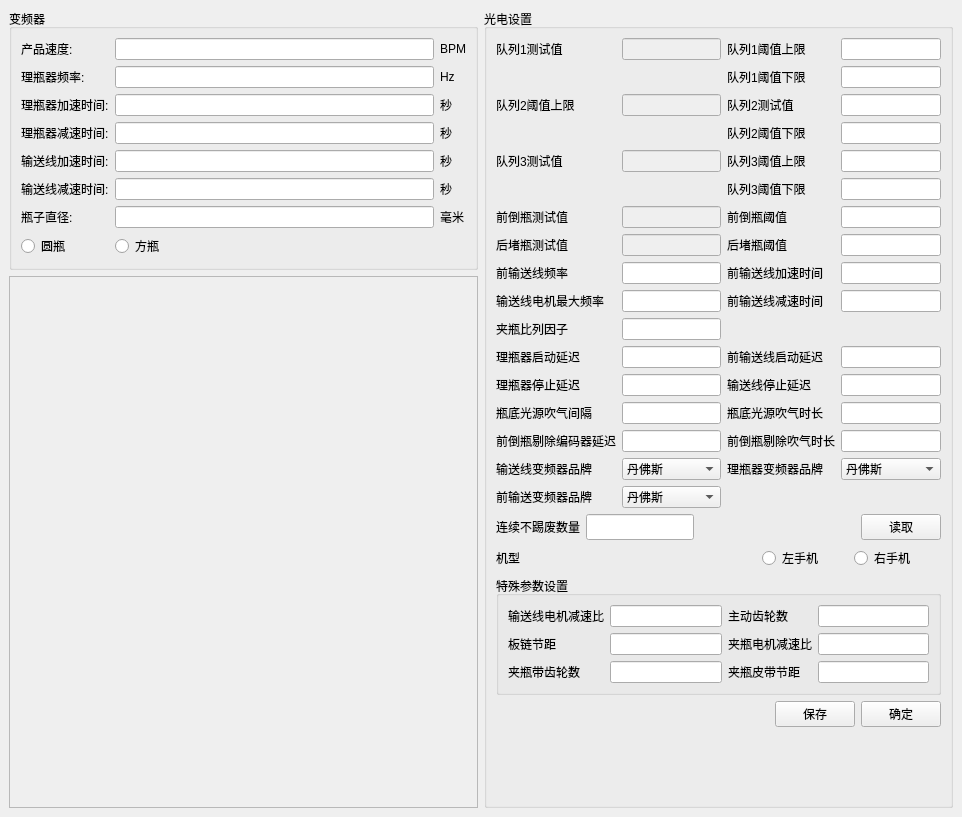
The window that widget_plc.ui (wwlzq5/3tai) describes before a commit, drawn with Qt 5.
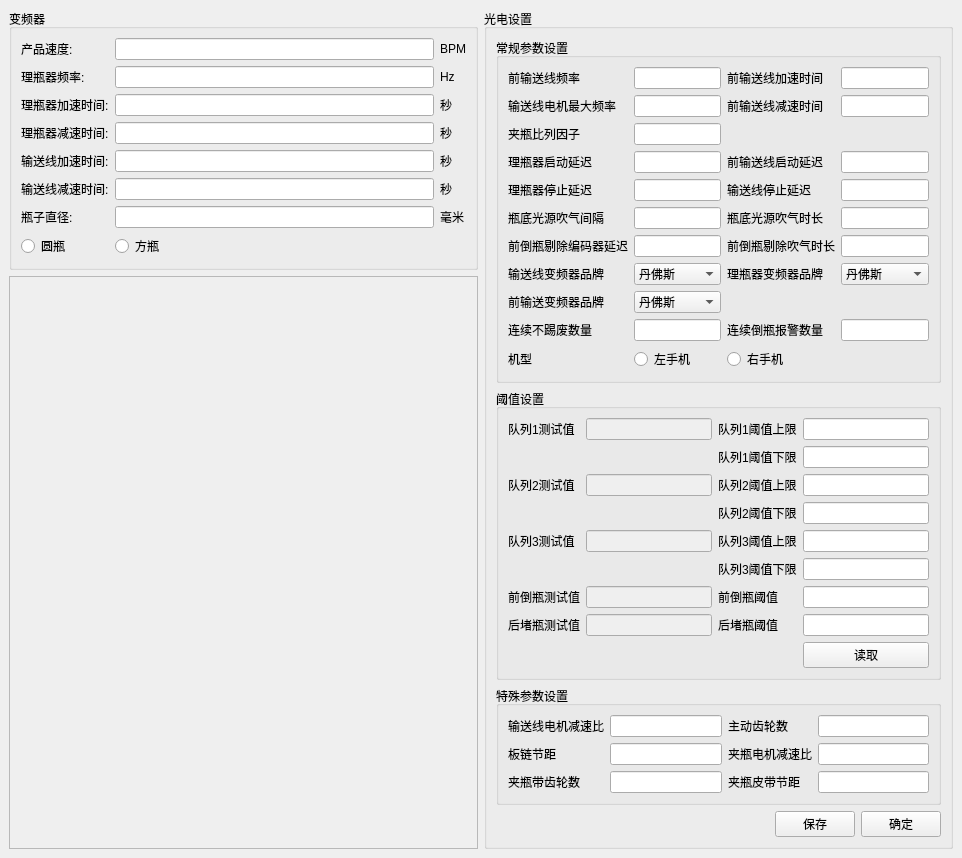
The same window after the commit.

What changed in the file:
```diff
--- a/widget_plc.ui
+++ b/widget_plc.ui
@@ -239,7 +239,7 @@
             <rect>
              <x>0</x>
              <y>0</y>
-             <width>421</width>
+             <width>423</width>
              <height>528</height>
             </rect>
            </property>
@@ -257,448 +257,205 @@
           </property>
           <layout class="QVBoxLayout" name="verticalLayout_4">
            <item>
-            <layout class="QGridLayout" name="gridLayout_3">
-             <item row="4" column="2">
-              <widget class="QLineEdit" name="lineEdit_16">
-               <property name="enabled">
-                <bool>false</bool>
-               </property>
-               <property name="sizePolicy">
-                <sizepolicy hsizetype="Expanding" vsizetype="Preferred">
-                 <horstretch>0</horstretch>
-                 <verstretch>0</verstretch>
-                </sizepolicy>
-               </property>
-              </widget>
-             </item>
-             <item row="3" column="3">
-              <widget class="QLabel" name="label_13">
-               <property name="text">
-                <string>队列2阈值下限</string>
-               </property>
-              </widget>
-             </item>
-             <item row="4" column="4">
-              <widget class="QLineEdit" name="lineEdit_14">
-               <property name="sizePolicy">
-                <sizepolicy hsizetype="Expanding" vsizetype="Preferred">
-                 <horstretch>0</horstretch>
-                 <verstretch>0</verstretch>
-                </sizepolicy>
-               </property>
-              </widget>
-             </item>
-             <item row="6" column="3">
-              <widget class="QLabel" name="label_2">
-               <property name="text">
-                <string>前倒瓶阈值</string>
-               </property>
-              </widget>
-             </item>
-             <item row="5" column="4">
-              <widget class="QLineEdit" name="lineEdit_15">
-               <property name="sizePolicy">
-                <sizepolicy hsizetype="Expanding" vsizetype="Preferred">
-                 <horstretch>0</horstretch>
-                 <verstretch>0</verstretch>
-                </sizepolicy>
-               </property>
-              </widget>
-             </item>
+            <widget class="QGroupBox" name="groupBox_3">
+             <property name="title">
+              <string>常规参数设置</string>
+             </property>
+             <layout class="QGridLayout" name="gridLayout_5">
              <item row="0" column="3">
-              <widget class="QLabel" name="label_17">
+               <widget class="QLineEdit" name="lineEdit_22"/>
+              </item>
+              <item row="0" column="1">
+               <widget class="QLineEdit" name="lineEdit"/>
+              </item>
+              <item row="0" column="2">
+               <widget class="QLabel" name="label_21">
                <property name="text">
-                <string>队列1阈值上限</string>
+                 <string>前输送线加速时间</string>
                </property>
               </widget>
              </item>
-             <item row="5" column="3">
-              <widget class="QLabel" name="label_15">
+              <item row="4" column="2">
+               <widget class="QLabel" name="label_41">
                <property name="text">
-                <string>队列3阈值下限</string>
+                 <string>输送线停止延迟</string>
                </property>
               </widget>
              </item>
-             <item row="8" column="1">
-              <widget class="QLabel" name="label_5">
+              <item row="3" column="1">
+               <widget class="QLineEdit" name="lineEdit_32"/>
+              </item>
+              <item row="7" column="1">
+               <widget class="QComboBox" name="comboBox">
+                <item>
                <property name="text">
-                <string>前输送线频率</string>
-               </property>
-              </widget>
-             </item>
-             <item row="3" column="4">
-              <widget class="QLineEdit" name="lineEdit_12">
-               <property name="sizePolicy">
-                <sizepolicy hsizetype="Expanding" vsizetype="Preferred">
-                 <horstretch>0</horstretch>
-                 <verstretch>0</verstretch>
-                </sizepolicy>
+                  <string>丹佛斯</string>
+                 </property>
+                </item>
+                <item>
+                 <property name="text">
+                  <string>台达</string>
+                 </property>
+                </item>
+               </widget>
+              </item>
+              <item row="8" column="0">
+               <widget class="QLabel" name="label_51">
+                <property name="text">
+                 <string>前输送变频器品牌</string>
                </property>
               </widget>
              </item>
-             <item row="9" column="3">
+              <item row="6" column="2">
+               <widget class="QLabel" name="label_46">
+                <property name="text">
+                 <string>前倒瓶剔除吹气时长</string>
+                </property>
+               </widget>
+              </item>
+              <item row="5" column="1">
+               <widget class="QLineEdit" name="lineEdit_36"/>
+              </item>
+              <item row="1" column="2">
               <widget class="QLabel" name="label_22">
                <property name="text">
                 <string>前输送线减速时间</string>
                </property>
               </widget>
              </item>
+              <item row="7" column="2">
+               <widget class="QLabel" name="label_50">
+                <property name="text">
+                 <string>理瓶器变频器品牌</string>
+                </property>
+               </widget>
+              </item>
              <item row="4" column="1">
-              <widget class="QLabel" name="label_16">
+               <widget class="QLineEdit" name="lineEdit_34"/>
+              </item>
+              <item row="5" column="3">
+               <widget class="QLineEdit" name="lineEdit_37"/>
+              </item>
+              <item row="5" column="2">
+               <widget class="QLabel" name="label_44">
                <property name="text">
-                <string>队列3测试值</string>
+                 <string>瓶底光源吹气时长</string>
                </property>
               </widget>
              </item>
-             <item row="13" column="1">
+              <item row="3" column="0">
+               <widget class="QLabel" name="label_42">
+                <property name="text">
+                 <string>理瓶器启动延迟</string>
+                </property>
+               </widget>
+              </item>
+              <item row="3" column="3">
+               <widget class="QLineEdit" name="lineEdit_33"/>
+              </item>
+              <item row="5" column="0">
               <widget class="QLabel" name="label_43">
                <property name="text">
                 <string>瓶底光源吹气间隔</string>
                </property>
               </widget>
              </item>
-             <item row="0" column="1">
-              <widget class="QLabel" name="label">
-               <property name="text">
-                <string>队列1测试值</string>
-               </property>
-              </widget>
-             </item>
-             <item row="8" column="4">
-              <widget class="QLineEdit" name="lineEdit_22"/>
-             </item>
-             <item row="7" column="1">
-              <widget class="QLabel" name="label_20">
-               <property name="text">
-                <string>后堵瓶测试值</string>
-               </property>
-              </widget>
-             </item>
-             <item row="11" column="3">
+              <item row="3" column="2">
               <widget class="QLabel" name="label_48">
                <property name="text">
                 <string>前输送线启动延迟</string>
                </property>
               </widget>
              </item>
-             <item row="6" column="2">
-              <widget class="QLineEdit" name="lineEdit_18">
-               <property name="enabled">
-                <bool>false</bool>
-               </property>
-               <property name="sizePolicy">
-                <sizepolicy hsizetype="Expanding" vsizetype="Preferred">
-                 <horstretch>0</horstretch>
-                 <verstretch>0</verstretch>
-                </sizepolicy>
-               </property>
-              </widget>
-             </item>
-             <item row="8" column="3">
-              <widget class="QLabel" name="label_21">
-               <property name="text">
-                <string>前输送线加速时间</string>
-               </property>
-              </widget>
-             </item>
-             <item row="12" column="1">
-              <widget class="QLabel" name="label_47">
-               <property name="text">
-                <string>理瓶器停止延迟</string>
-               </property>
-              </widget>
-             </item>
-             <item row="0" column="4">
-              <widget class="QLineEdit" name="lineEdit_9">
-               <property name="sizePolicy">
-                <sizepolicy hsizetype="Expanding" vsizetype="Preferred">
-                 <horstretch>0</horstretch>
-                 <verstretch>0</verstretch>
-                </sizepolicy>
-               </property>
-              </widget>
-             </item>
-             <item row="9" column="2">
-              <widget class="QLineEdit" name="lineEdit_26"/>
-             </item>
-             <item row="12" column="2">
-              <widget class="QLineEdit" name="lineEdit_34"/>
-             </item>
-             <item row="9" column="4">
+              <item row="1" column="3">
               <widget class="QLineEdit" name="lineEdit_23"/>
              </item>
-             <item row="2" column="4">
-              <widget class="QLineEdit" name="lineEdit_11">
-               <property name="sizePolicy">
-                <sizepolicy hsizetype="Expanding" vsizetype="Preferred">
-                 <horstretch>0</horstretch>
-                 <verstretch>0</verstretch>
-                </sizepolicy>
-               </property>
-              </widget>
-             </item>
-             <item row="6" column="4">
-              <widget class="QLineEdit" name="lineEdit_17">
-               <property name="sizePolicy">
-                <sizepolicy hsizetype="Expanding" vsizetype="Preferred">
-                 <horstretch>0</horstretch>
-                 <verstretch>0</verstretch>
-                </sizepolicy>
+              <item row="1" column="1">
+               <widget class="QLineEdit" name="lineEdit_26"/>
+              </item>
+              <item row="2" column="0">
+               <widget class="QLabel" name="label_37">
+                <property name="text">
+                 <string>夹瓶比列因子</string>
                </property>
               </widget>
              </item>
-             <item row="2" column="3">
-              <widget class="QLabel" name="label_14">
+              <item row="7" column="3">
+               <widget class="QComboBox" name="comboBox_2">
+                <item>
                <property name="text">
-                <string>队列2测试值</string>
-               </property>
-              </widget>
-             </item>
-             <item row="11" column="1">
-              <widget class="QLabel" name="label_42">
+                  <string>丹佛斯</string>
+                 </property>
+                </item>
+                <item>
                <property name="text">
-                <string>理瓶器启动延迟</string>
-               </property>
-              </widget>
-             </item>
-             <item row="9" column="1">
+                  <string>台达</string>
+                 </property>
+                </item>
+               </widget>
+              </item>
+              <item row="4" column="3">
+               <widget class="QLineEdit" name="lineEdit_35"/>
+              </item>
+              <item row="2" column="1">
+               <widget class="QLineEdit" name="lineEdit_28"/>
+              </item>
+              <item row="6" column="1">
+               <widget class="QLineEdit" name="lineEdit_38"/>
+              </item>
+              <item row="1" column="0">
               <widget class="QLabel" name="label_27">
                <property name="text">
                 <string>输送线电机最大频率</string>
                </property>
               </widget>
              </item>
-             <item row="2" column="1">
-              <widget class="QLabel" name="label_18">
+              <item row="8" column="1">
+               <widget class="QComboBox" name="comboBox_3">
+                <item>
                <property name="text">
-                <string>队列2阈值上限</string>
-               </property>
-              </widget>
-             </item>
-             <item row="6" column="1">
-              <widget class="QLabel" name="label_4">
+                  <string>丹佛斯</string>
+                 </property>
+                </item>
+                <item>
                <property name="text">
-                <string>前倒瓶测试值</string>
-               </property>
-              </widget>
-             </item>
-             <item row="1" column="4">
-              <widget class="QLineEdit" name="lineEdit_10">
-               <property name="sizePolicy">
-                <sizepolicy hsizetype="Expanding" vsizetype="Preferred">
-                 <horstretch>0</horstretch>
-                 <verstretch>0</verstretch>
-                </sizepolicy>
-               </property>
-              </widget>
-             </item>
-             <item row="7" column="2">
-              <widget class="QLineEdit" name="lineEdit_20">
-               <property name="enabled">
-                <bool>false</bool>
-               </property>
-               <property name="sizePolicy">
-                <sizepolicy hsizetype="Expanding" vsizetype="Preferred">
-                 <horstretch>0</horstretch>
-                 <verstretch>0</verstretch>
-                </sizepolicy>
-               </property>
-              </widget>
-             </item>
-             <item row="2" column="2">
-              <widget class="QLineEdit" name="lineEdit_13">
-               <property name="enabled">
-                <bool>false</bool>
-               </property>
-               <property name="sizePolicy">
-                <sizepolicy hsizetype="Expanding" vsizetype="Preferred">
-                 <horstretch>0</horstretch>
-                 <verstretch>0</verstretch>
-                </sizepolicy>
-               </property>
-              </widget>
-             </item>
-             <item row="8" column="2">
-              <widget class="QLineEdit" name="lineEdit"/>
-             </item>
-             <item row="7" column="3">
-              <widget class="QLabel" name="label_3">
-               <property name="text">
-                <string>后堵瓶阈值</string>
-               </property>
-              </widget>
-             </item>
-             <item row="11" column="2">
-              <widget class="QLineEdit" name="lineEdit_32"/>
-             </item>
-             <item row="12" column="4">
-              <widget class="QLineEdit" name="lineEdit_35"/>
-             </item>
-             <item row="4" column="3">
-              <widget class="QLabel" name="label_19">
-               <property name="text">
-                <string>队列3阈值上限</string>
-               </property>
-              </widget>
-             </item>
-             <item row="7" column="4">
-              <widget class="QLineEdit" name="lineEdit_19">
-               <property name="sizePolicy">
-                <sizepolicy hsizetype="Expanding" vsizetype="Preferred">
-                 <horstretch>0</horstretch>
-                 <verstretch>0</verstretch>
-                </sizepolicy>
-               </property>
-              </widget>
-             </item>
-             <item row="0" column="2">
-              <widget class="QLineEdit" name="lineEdit_8">
-               <property name="enabled">
-                <bool>false</bool>
-               </property>
-               <property name="sizePolicy">
-                <sizepolicy hsizetype="Expanding" vsizetype="Preferred">
-                 <horstretch>0</horstretch>
-                 <verstretch>0</verstretch>
-                </sizepolicy>
-               </property>
-              </widget>
-             </item>
-             <item row="1" column="3">
-              <widget class="QLabel" name="label_6">
-               <property name="text">
-                <string>队列1阈值下限</string>
-               </property>
-              </widget>
-             </item>
-             <item row="11" column="4">
-              <widget class="QLineEdit" name="lineEdit_33"/>
-             </item>
-             <item row="12" column="3">
-              <widget class="QLabel" name="label_41">
-               <property name="text">
-                <string>输送线停止延迟</string>
-               </property>
-              </widget>
-             </item>
-             <item row="13" column="3">
-              <widget class="QLabel" name="label_44">
-               <property name="text">
-                <string>瓶底光源吹气时长</string>
-               </property>
-              </widget>
-             </item>
-             <item row="14" column="4">
+                  <string>台达</string>
+                 </property>
+                </item>
+               </widget>
+              </item>
+              <item row="6" column="3">
               <widget class="QLineEdit" name="lineEdit_39"/>
              </item>
-             <item row="13" column="2">
-              <widget class="QLineEdit" name="lineEdit_36"/>
-             </item>
-             <item row="10" column="1">
-              <widget class="QLabel" name="label_37">
+              <item row="4" column="0">
+               <widget class="QLabel" name="label_47">
                <property name="text">
-                <string>夹瓶比列因子</string>
+                 <string>理瓶器停止延迟</string>
                </property>
               </widget>
              </item>
-             <item row="14" column="1">
+              <item row="6" column="0">
               <widget class="QLabel" name="label_45">
                <property name="text">
                 <string>前倒瓶剔除编码器延迟</string>
                </property>
               </widget>
              </item>
-             <item row="10" column="2">
-              <widget class="QLineEdit" name="lineEdit_28"/>
-             </item>
-             <item row="14" column="2">
-              <widget class="QLineEdit" name="lineEdit_38"/>
-             </item>
-             <item row="13" column="4">
-              <widget class="QLineEdit" name="lineEdit_37"/>
-             </item>
-             <item row="14" column="3">
-              <widget class="QLabel" name="label_46">
-               <property name="text">
-                <string>前倒瓶剔除吹气时长</string>
-               </property>
-              </widget>
-             </item>
-             <item row="15" column="1">
+              <item row="7" column="0">
               <widget class="QLabel" name="label_49">
                <property name="text">
                 <string>输送线变频器品牌</string>
                </property>
               </widget>
              </item>
-             <item row="15" column="2">
-              <widget class="QComboBox" name="comboBox">
-               <item>
-                <property name="text">
-                 <string>丹佛斯</string>
-                </property>
-               </item>
-               <item>
-                <property name="text">
-                 <string>台达</string>
-                </property>
-               </item>
-              </widget>
-             </item>
-             <item row="15" column="3">
-              <widget class="QLabel" name="label_50">
-               <property name="text">
-                <string>理瓶器变频器品牌</string>
-               </property>
-              </widget>
-             </item>
-             <item row="15" column="4">
-              <widget class="QComboBox" name="comboBox_2">
-               <item>
-                <property name="text">
-                 <string>丹佛斯</string>
-                </property>
-               </item>
-               <item>
-                <property name="text">
-                 <string>台达</string>
-                </property>
-               </item>
-              </widget>
-             </item>
-             <item row="16" column="1">
-              <widget class="QLabel" name="label_51">
-               <property name="text">
-                <string>前输送变频器品牌</string>
-               </property>
-              </widget>
-             </item>
-             <item row="16" column="2">
-              <widget class="QComboBox" name="comboBox_3">
-               <item>
-                <property name="text">
-                 <string>丹佛斯</string>
-                </property>
-               </item>
-               <item>
-                <property name="text">
-                 <string>台达</string>
-                </property>
-               </item>
-              </widget>
-             </item>
-            </layout>
-           </item>
-           <item>
-            <layout class="QHBoxLayout" name="horizontalLayout_6">
-             <item>
+              <item row="9" column="0">
               <widget class="QLabel" name="label_23">
                <property name="text">
                 <string>连续不踢废数量</string>
                </property>
               </widget>
              </item>
-             <item>
+              <item row="9" column="1">
               <widget class="QLineEdit" name="lineEdit_21">
                <property name="sizePolicy">
                 <sizepolicy hsizetype="Preferred" vsizetype="Preferred">
@@ -708,44 +465,21 @@
                </property>
               </widget>
              </item>
-             <item>
-              <spacer name="horizontalSpacer">
-               <property name="orientation">
-                <enum>Qt::Horizontal</enum>
-               </property>
-               <property name="sizeHint" stdset="0">
-                <size>
-                 <width>40</width>
-                 <height>20</height>
-                </size>
-               </property>
-              </spacer>
-             </item>
-             <item>
-              <widget class="QPushButton" name="pushButton_read">
-               <property name="sizePolicy">
-                <sizepolicy hsizetype="Minimum" vsizetype="Preferred">
-                 <horstretch>0</horstretch>
-                 <verstretch>0</verstretch>
-                </sizepolicy>
-               </property>
+              <item row="0" column="0">
+               <widget class="QLabel" name="label_5">
                <property name="text">
-                <string>读取</string>
+                 <string>前输送线频率</string>
                </property>
               </widget>
              </item>
-            </layout>
-           </item>
-           <item>
-            <layout class="QHBoxLayout" name="horizontalLayout_7" stretch="3,1,1">
-             <item>
+              <item row="10" column="0">
               <widget class="QLabel" name="label_24">
                <property name="text">
                 <string>机型</string>
                </property>
               </widget>
              </item>
-             <item>
+              <item row="10" column="1">
               <widget class="QRadioButton" name="radioButton_9">
                <property name="sizePolicy">
                 <sizepolicy hsizetype="Minimum" vsizetype="Preferred">
@@ -758,7 +492,7 @@
                </property>
               </widget>
              </item>
-             <item>
+              <item row="10" column="2">
               <widget class="QRadioButton" name="radioButton_10">
                <property name="sizePolicy">
                 <sizepolicy hsizetype="Minimum" vsizetype="Preferred">
@@ -771,7 +505,276 @@
                </property>
               </widget>
              </item>
-            </layout>
+              <item row="9" column="2">
+               <widget class="QLabel" name="label_52">
+                <property name="text">
+                 <string>连续倒瓶报警数量</string>
+                </property>
+               </widget>
+              </item>
+              <item row="9" column="3">
+               <widget class="QLineEdit" name="lineEdit_40"/>
+              </item>
+             </layout>
+            </widget>
+           </item>
+           <item>
+            <widget class="QGroupBox" name="groupBox_4">
+             <property name="title">
+              <string>阈值设置</string>
+             </property>
+             <layout class="QGridLayout" name="gridLayout_6">
+              <item row="0" column="0">
+               <widget class="QLabel" name="label">
+                <property name="text">
+                 <string>队列1测试值</string>
+                </property>
+               </widget>
+              </item>
+              <item row="1" column="2">
+               <widget class="QLabel" name="label_6">
+                <property name="text">
+                 <string>队列1阈值下限</string>
+                </property>
+               </widget>
+              </item>
+              <item row="0" column="3">
+               <widget class="QLineEdit" name="lineEdit_9">
+                <property name="sizePolicy">
+                 <sizepolicy hsizetype="Expanding" vsizetype="Preferred">
+                  <horstretch>0</horstretch>
+                  <verstretch>0</verstretch>
+                 </sizepolicy>
+                </property>
+               </widget>
+              </item>
+              <item row="1" column="3">
+               <widget class="QLineEdit" name="lineEdit_10">
+                <property name="sizePolicy">
+                 <sizepolicy hsizetype="Expanding" vsizetype="Preferred">
+                  <horstretch>0</horstretch>
+                  <verstretch>0</verstretch>
+                 </sizepolicy>
+                </property>
+               </widget>
+              </item>
+              <item row="2" column="1">
+               <widget class="QLineEdit" name="lineEdit_13">
+                <property name="enabled">
+                 <bool>false</bool>
+                </property>
+                <property name="sizePolicy">
+                 <sizepolicy hsizetype="Expanding" vsizetype="Preferred">
+                  <horstretch>0</horstretch>
+                  <verstretch>0</verstretch>
+                 </sizepolicy>
+                </property>
+               </widget>
+              </item>
+              <item row="2" column="0">
+               <widget class="QLabel" name="label_18">
+                <property name="text">
+                 <string>队列2测试值</string>
+                </property>
+               </widget>
+              </item>
+              <item row="0" column="1">
+               <widget class="QLineEdit" name="lineEdit_8">
+                <property name="enabled">
+                 <bool>false</bool>
+                </property>
+                <property name="sizePolicy">
+                 <sizepolicy hsizetype="Expanding" vsizetype="Preferred">
+                  <horstretch>0</horstretch>
+                  <verstretch>0</verstretch>
+                 </sizepolicy>
+                </property>
+               </widget>
+              </item>
+              <item row="0" column="2">
+               <widget class="QLabel" name="label_17">
+                <property name="text">
+                 <string>队列1阈值上限</string>
+                </property>
+               </widget>
+              </item>
+              <item row="3" column="2">
+               <widget class="QLabel" name="label_13">
+                <property name="text">
+                 <string>队列2阈值下限</string>
+                </property>
+               </widget>
+              </item>
+              <item row="4" column="1">
+               <widget class="QLineEdit" name="lineEdit_16">
+                <property name="enabled">
+                 <bool>false</bool>
+                </property>
+                <property name="sizePolicy">
+                 <sizepolicy hsizetype="Expanding" vsizetype="Preferred">
+                  <horstretch>0</horstretch>
+                  <verstretch>0</verstretch>
+                 </sizepolicy>
+                </property>
+               </widget>
+              </item>
+              <item row="2" column="3">
+               <widget class="QLineEdit" name="lineEdit_11">
+                <property name="sizePolicy">
+                 <sizepolicy hsizetype="Expanding" vsizetype="Preferred">
+                  <horstretch>0</horstretch>
+                  <verstretch>0</verstretch>
+                 </sizepolicy>
+                </property>
+               </widget>
+              </item>
+              <item row="2" column="2">
+               <widget class="QLabel" name="label_14">
+                <property name="text">
+                 <string>队列2阈值上限</string>
+                </property>
+               </widget>
+              </item>
+              <item row="4" column="0">
+               <widget class="QLabel" name="label_16">
+                <property name="text">
+                 <string>队列3测试值</string>
+                </property>
+               </widget>
+              </item>
+              <item row="3" column="3">
+               <widget class="QLineEdit" name="lineEdit_12">
+                <property name="sizePolicy">
+                 <sizepolicy hsizetype="Expanding" vsizetype="Preferred">
+                  <horstretch>0</horstretch>
+                  <verstretch>0</verstretch>
+                 </sizepolicy>
+                </property>
+               </widget>
+              </item>
+              <item row="6" column="2">
+               <widget class="QLabel" name="label_2">
+                <property name="text">
+                 <string>前倒瓶阈值</string>
+                </property>
+               </widget>
+              </item>
+              <item row="4" column="3">
+               <widget class="QLineEdit" name="lineEdit_14">
+                <property name="sizePolicy">
+                 <sizepolicy hsizetype="Expanding" vsizetype="Preferred">
+                  <horstretch>0</horstretch>
+                  <verstretch>0</verstretch>
+                 </sizepolicy>
+                </property>
+               </widget>
+              </item>
+              <item row="5" column="2">
+               <widget class="QLabel" name="label_15">
+                <property name="text">
+                 <string>队列3阈值下限</string>
+                </property>
+               </widget>
+              </item>
+              <item row="6" column="0">
+               <widget class="QLabel" name="label_4">
+                <property name="text">
+                 <string>前倒瓶测试值</string>
+                </property>
+               </widget>
+              </item>
+              <item row="7" column="2">
+               <widget class="QLabel" name="label_3">
+                <property name="text">
+                 <string>后堵瓶阈值</string>
+                </property>
+               </widget>
+              </item>
+              <item row="7" column="0">
+               <widget class="QLabel" name="label_20">
+                <property name="text">
+                 <string>后堵瓶测试值</string>
+                </property>
+               </widget>
+              </item>
+              <item row="5" column="3">
+               <widget class="QLineEdit" name="lineEdit_15">
+                <property name="sizePolicy">
+                 <sizepolicy hsizetype="Expanding" vsizetype="Preferred">
+                  <horstretch>0</horstretch>
+                  <verstretch>0</verstretch>
+                 </sizepolicy>
+                </property>
+               </widget>
+              </item>
+              <item row="6" column="3">
+               <widget class="QLineEdit" name="lineEdit_17">
+                <property name="sizePolicy">
+                 <sizepolicy hsizetype="Expanding" vsizetype="Preferred">
+                  <horstretch>0</horstretch>
+                  <verstretch>0</verstretch>
+                 </sizepolicy>
+                </property>
+               </widget>
+              </item>
+              <item row="4" column="2">
+               <widget class="QLabel" name="label_19">
+                <property name="text">
+                 <string>队列3阈值上限</string>
+                </property>
+               </widget>
+              </item>
+              <item row="7" column="3">
+               <widget class="QLineEdit" name="lineEdit_19">
+                <property name="sizePolicy">
+                 <sizepolicy hsizetype="Expanding" vsizetype="Preferred">
+                  <horstretch>0</horstretch>
+                  <verstretch>0</verstretch>
+                 </sizepolicy>
+                </property>
+               </widget>
+              </item>
+              <item row="6" column="1">
+               <widget class="QLineEdit" name="lineEdit_18">
+                <property name="enabled">
+                 <bool>false</bool>
+                </property>
+                <property name="sizePolicy">
+                 <sizepolicy hsizetype="Expanding" vsizetype="Preferred">
+                  <horstretch>0</horstretch>
+                  <verstretch>0</verstretch>
+                 </sizepolicy>
+                </property>
+               </widget>
+              </item>
+              <item row="7" column="1">
+               <widget class="QLineEdit" name="lineEdit_20">
+                <property name="enabled">
+                 <bool>false</bool>
+                </property>
+                <property name="sizePolicy">
+                 <sizepolicy hsizetype="Expanding" vsizetype="Preferred">
+                  <horstretch>0</horstretch>
+                  <verstretch>0</verstretch>
+                 </sizepolicy>
+                </property>
+               </widget>
+              </item>
+              <item row="8" column="3">
+               <widget class="QPushButton" name="pushButton_read">
+                <property name="sizePolicy">
+                 <sizepolicy hsizetype="Minimum" vsizetype="Preferred">
+                  <horstretch>0</horstretch>
+                  <verstretch>0</verstretch>
+                 </sizepolicy>
+                </property>
+                <property name="text">
+                 <string>读取</string>
+                </property>
+               </widget>
+              </item>
+             </layout>
+            </widget>
            </item>
            <item>
             <widget class="QGroupBox" name="groupBox_2">
```
Lines whose indentation alone changed are shown as unchanged.
